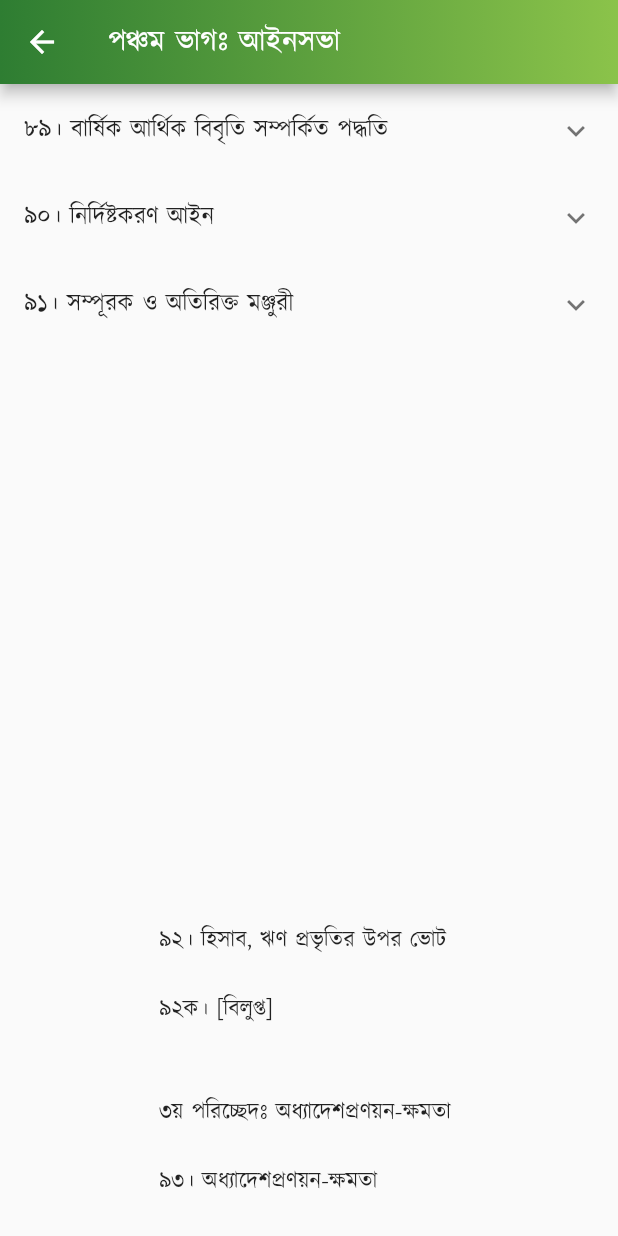
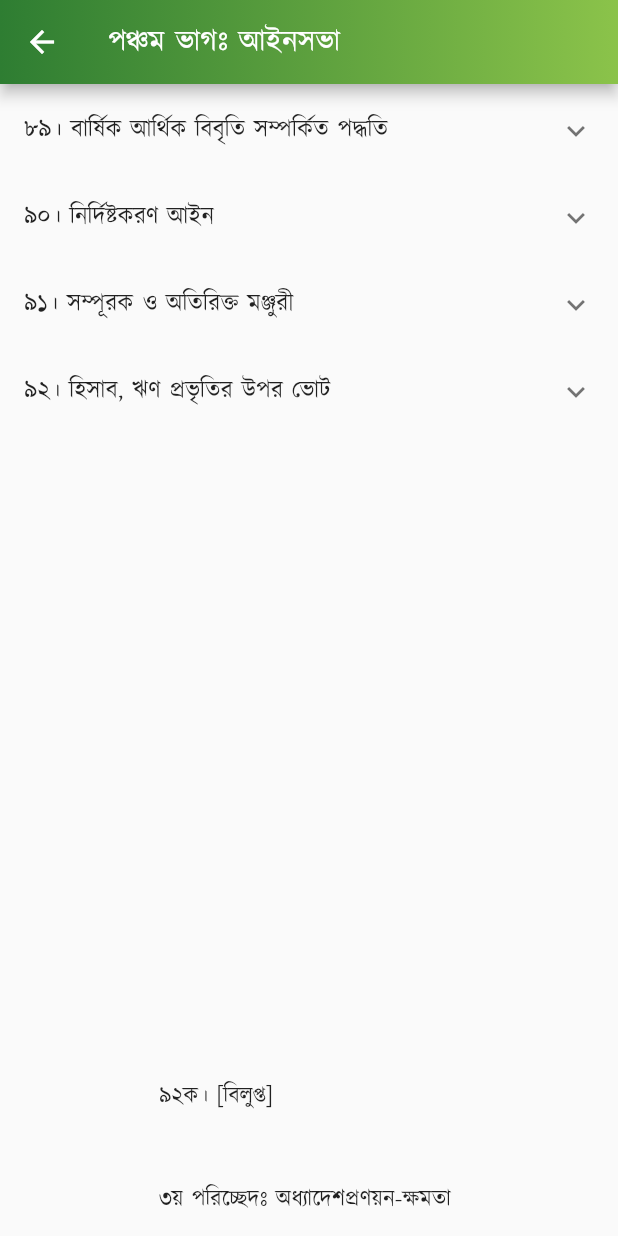
Before and after one commit to Azimul-Haque/flutter-onesignal, a Flutter app: the PartFive screen opened directly, scrolled down 1616 dp, on a phone screen of 412 x 824 dp. Run offline on Flutter 3.47's test engine with Material 2 defaults, Android fonts, the phone set to English and light mode, and no system bars; our stand-ins replace fluttertoast, package_info_plus, percent_indicator, shared_preferences, sqflite; missing offline and left inert: blinking_text, flutter_share, onesignal_flutter, slide_popup_dialog; accounts and stored records are empty; network calls fail.

Commit message:
Commit Fri 04/29/2022 13:18:11.19 12478

```diff
--- a/lib/pages/constitution/part5.dart
+++ b/lib/pages/constitution/part5.dart
@@ -567,11 +567,21 @@ class PartFive extends StatelessWidget {
               )),
             ],
           ),
+          ExpansionTile(
+            title: Text('৯২। হিসাব, ঋণ প্রভৃতির উপর ভোট'),
+            children: <Widget>[
+              ListTile(
+                  title: SelectableText(
+                '৯১। কোন অর্থ-বৎসর প্রসঙ্গে যদি দেখা যায় যে, \n(ক) চলিত অর্থ-বৎসরে নির্দিষ্ট কোন কর্মবিভাগের জন্য অনুমোদিত ব্যয় অপর্যাপ্ত হইয়াছে কিংবা ঐ বৎসরের বার্ষিক আর্থিক বিবৃতিতে অন্তর্ভুক্ত হয় নাই, এমন কোন নূতন কর্মবিভাগের জন্য ব্যয় নির্বাহের প্রয়োজনীয়তা দেখা দিয়াছে, অথবা \n(খ) কোন অর্থ-বৎসরে কোন কর্মবিভাগের জন্য মঞ্জুরীকৃত অর্থের অধিক অর্থ ঐ বৎসরে উক্ত কর্মবিভাগের জন্য ব্যয়িত হইয়াছে, \nতাহা হইলে এই সংবিধানের দ্বারা বা অধীন সংযুক্ত তহবিলের উপর ইহাকে দায়যুক্ত করা হউক বা না হউক, সংযুক্ত তহবিল হইতে এই ব্যয় নির্বাহের কর্তৃত্ব প্রদান করিবার ক্ষমতা রাষ্ট্রপতির থাকিবে এবং রাষ্ট্রপতি ক্ষেত্রমত এই ব্যয়ের অনুমিত পরিমাণ-সংবলিত একটি সম্পূরক আর্থিক বিবৃতি কিংবা অতিরিক্ত ব্যয়ের পরিমাণ সংবলিত একটি অতিরিক্ত আর্থিক বিবৃতি সংসদে উপস্থাপনের ব্যবস্থা করিবেন এবং বার্ষিক আর্থিক বিবৃতির ন্যায় উপরি-উক্ত বিবৃতির ক্ষেত্রে (প্রয়োজনীয় উপযোগীকরণসহ) এই সংবিধানের ৮৭ হইতে ৯০ পর্যন্ত অনুচ্ছেদসমূহ প্রযোজ্য হইবে।',
+                textAlign: TextAlign.justify,
+              )),
+            ],
+          ),
           Padding(
             padding: EdgeInsets.all(15),
             child: Column(children: <Widget>[
               Text(
-                "\n\n \n\n \n\n \n\n \n\n \n\n \n\n \n\n৯২। হিসাব, ঋণ প্রভৃতির উপর ভোট \n\n৯২ক। [বিলুপ্ত] \n\n\n৩য় পরিচ্ছেদঃ অধ্যাদেশপ্রণয়ন-ক্ষমতা \n\n৯৩। অধ্যাদেশপ্রণয়ন-ক্ষমতা",
+                "\n\n \n\n \n\n \n\n \n\n \n\n \n\n \n\n \n\n৯২ক। [বিলুপ্ত] \n\n\n৩য় পরিচ্ছেদঃ অধ্যাদেশপ্রণয়ন-ক্ষমতা \n\n৯৩। অধ্যাদেশপ্রণয়ন-ক্ষমতা",
                 style:
                     TextStyle(color: Colors.black87, fontSize: 15, height: 1.5),
                 textAlign: TextAlign.justify,
```
